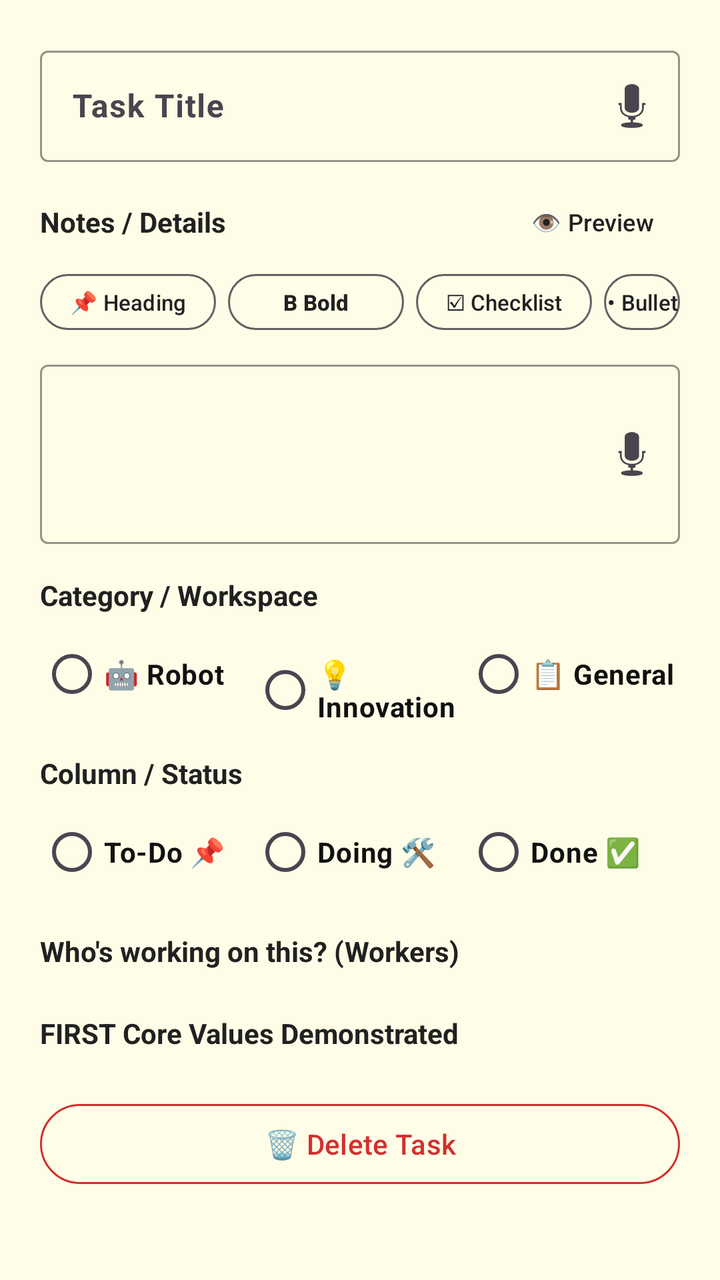
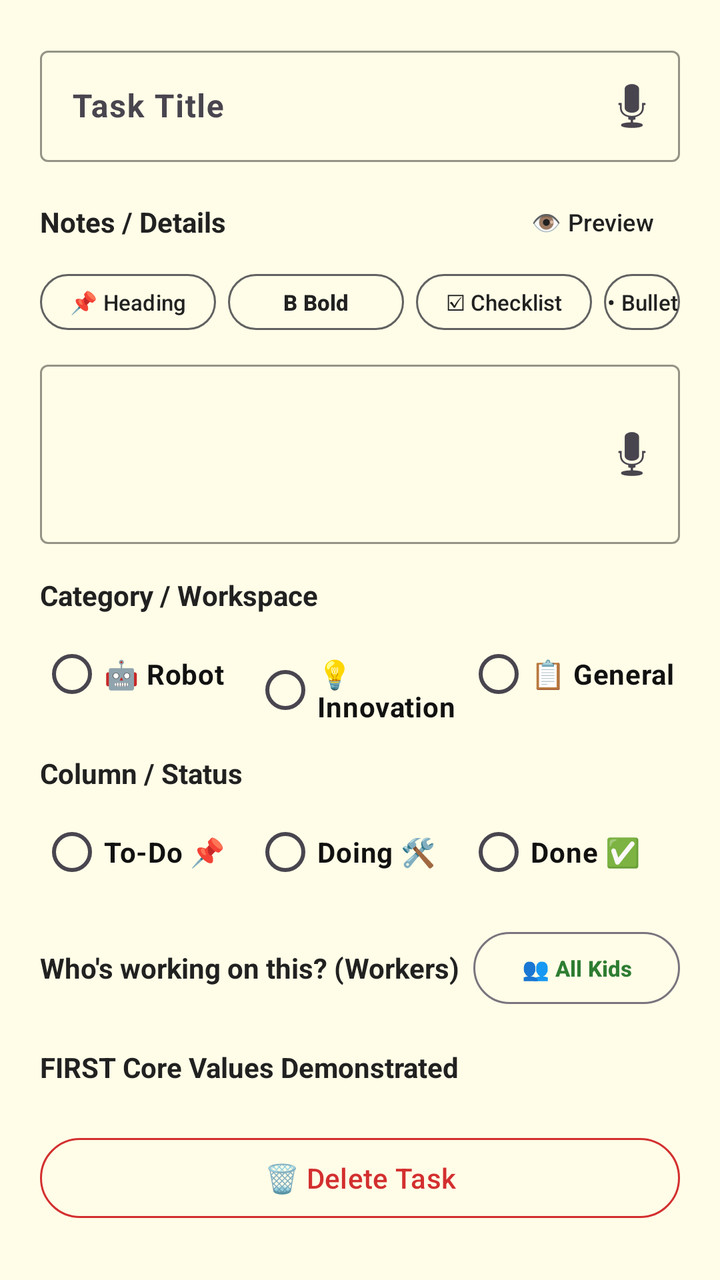

The first picture is an Android layout as it rendered before a commit; the second is the same layout after the commit. The layout source and the unified diff follow.
<!-- AndroidManifest.xml: application theme Theme.PushToGitHub -->
<!-- res/layout/dialog_edit_sticky_note.xml -->
<?xml version="1.0" encoding="utf-8"?>

<ScrollView xmlns:android="http://schemas.android.com/apk/res/android"
    xmlns:app="http://schemas.android.com/apk/res-auto"
    android:layout_width="match_parent"
    android:layout_height="wrap_content"
    android:fillViewport="true"
    android:background="#FFFDE7">

    <LinearLayout
        android:layout_width="match_parent"
        android:layout_height="wrap_content"
        android:orientation="vertical"
        android:padding="20dp">

        <com.google.android.material.textfield.TextInputLayout
            android:id="@+id/layoutTaskTitle"
            android:layout_width="match_parent"
            android:layout_height="wrap_content"
            android:hint="Task Title"
            app:hintTextColor="#212121"
            app:boxStrokeColor="#212121"
            app:endIconMode="custom"
            app:endIconDrawable="@android:drawable/ic_btn_speak_now"
            app:endIconContentDescription="Voice input for title"
            android:layout_marginBottom="12dp">

            <com.google.android.material.textfield.TextInputEditText
                android:id="@+id/inputTaskTitle"
                android:layout_width="match_parent"
                android:layout_height="wrap_content"
                android:textColor="#111111"
                android:textColorHint="#757575"
                android:textSize="16sp"
                android:textStyle="bold"
                android:inputType="textCapSentences" />
        </com.google.android.material.textfield.TextInputLayout>

        
        <LinearLayout
            android:layout_width="match_parent"
            android:layout_height="wrap_content"
            android:orientation="horizontal"
            android:gravity="center_vertical"
            android:paddingBottom="4dp">

            <TextView
                android:layout_width="0dp"
                android:layout_height="wrap_content"
                android:layout_weight="1"
                android:text="Notes / Details"
                android:textSize="14sp"
                android:textStyle="bold"
                android:textColor="#212121" />

            <com.google.android.material.button.MaterialButton
                android:id="@+id/btnTogglePreview"
                style="@style/Widget.Material3.Button.TextButton"
                android:layout_width="wrap_content"
                android:layout_height="36dp"
                android:text="👁️ Preview"
                android:textSize="12sp"
                android:textColor="#212121"
                android:padding="0dp" />

        </LinearLayout>

        
        <LinearLayout
            android:id="@+id/formattingToolbar"
            android:layout_width="match_parent"
            android:layout_height="wrap_content"
            android:orientation="horizontal"
            android:paddingBottom="8dp">

            <com.google.android.material.button.MaterialButton
                android:id="@+id/btnFormatHeading"
                style="@style/Widget.Material3.Button.OutlinedButton"
                android:layout_width="wrap_content"
                android:layout_height="36dp"
                android:text="📌 Heading"
                android:textSize="11sp"
                android:textColor="#212121"
                app:strokeColor="#616161"
                android:padding="0dp"
                android:layout_marginEnd="6dp" />

            <com.google.android.material.button.MaterialButton
                android:id="@+id/btnFormatBold"
                style="@style/Widget.Material3.Button.OutlinedButton"
                android:layout_width="wrap_content"
                android:layout_height="36dp"
                android:text="B Bold"
                android:textSize="11sp"
                android:textColor="#212121"
                app:strokeColor="#616161"
                android:textStyle="bold"
                android:padding="0dp"
                android:layout_marginEnd="6dp" />

            <com.google.android.material.button.MaterialButton
                android:id="@+id/btnFormatChecklist"
                style="@style/Widget.Material3.Button.OutlinedButton"
                android:layout_width="wrap_content"
                android:layout_height="36dp"
                android:text="☑ Checklist"
                android:textSize="11sp"
                android:textColor="#212121"
                app:strokeColor="#616161"
                android:padding="0dp"
                android:layout_marginEnd="6dp" />

            <com.google.android.material.button.MaterialButton
                android:id="@+id/btnFormatBullet"
                style="@style/Widget.Material3.Button.OutlinedButton"
                android:layout_width="wrap_content"
                android:layout_height="36dp"
                android:text="• Bullet"
                android:textSize="11sp"
                android:textColor="#212121"
                app:strokeColor="#616161"
                android:padding="0dp" />

        </LinearLayout>

        
        <FrameLayout
            android:layout_width="match_parent"
            android:layout_height="wrap_content"
            android:layout_marginBottom="16dp">

            
            <com.google.android.material.textfield.TextInputLayout
                android:id="@+id/inputTaskBodyLayout"
                android:layout_width="match_parent"
                android:layout_height="wrap_content"
                app:hintTextColor="#212121"
                app:boxStrokeColor="#212121"
                app:endIconMode="custom"
                app:endIconDrawable="@android:drawable/ic_btn_speak_now"
                app:endIconContentDescription="Voice input for notes">

                <com.google.android.material.textfield.TextInputEditText
                    android:id="@+id/inputTaskBody"
                    android:layout_width="match_parent"
                    android:layout_height="wrap_content"
                    android:textColor="#111111"
                    android:textColorHint="#757575"
                    android:textSize="15sp"
                    android:minLines="3"
                    android:gravity="top"
                    android:inputType="textMultiLine|textCapSentences" />
            </com.google.android.material.textfield.TextInputLayout>

            
            <TextView
                android:id="@+id/textTaskBodyPreview"
                android:layout_width="match_parent"
                android:layout_height="wrap_content"
                android:minHeight="80dp"
                android:background="#FFFFFF"
                android:padding="12dp"
                android:textSize="14sp"
                android:textColor="#111111"
                android:lineSpacingExtra="3dp"
                android:visibility="gone" />

        </FrameLayout>

        <TextView
            android:layout_width="match_parent"
            android:layout_height="wrap_content"
            android:text="Category / Workspace"
            android:textSize="14sp"
            android:textStyle="bold"
            android:textColor="#212121"
            android:paddingBottom="6dp" />

        <RadioGroup
            android:id="@+id/categoryGroup"
            android:layout_width="match_parent"
            android:layout_height="wrap_content"
            android:orientation="horizontal"
            android:layout_marginBottom="16dp">

            <RadioButton
                android:id="@+id/radioCatRobot"
                android:layout_width="0dp"
                android:layout_height="wrap_content"
                android:layout_weight="1"
                android:text="🤖 Robot"
                android:textColor="#111111"
                android:textStyle="bold" />

        <RadioButton
            android:id="@+id/radioCatInnovation"
            android:layout_width="0dp"
            android:layout_height="wrap_content"
            android:layout_weight="1"
            android:text="💡 Innovation"
            android:textColor="#111111"
            android:textStyle="bold" />

        <RadioButton
            android:id="@+id/radioCatGeneral"
            android:layout_width="0dp"
            android:layout_height="wrap_content"
            android:layout_weight="1"
            android:text="📋 General"
            android:textColor="#111111"
            android:textStyle="bold" />
    </RadioGroup>

    <TextView
        android:layout_width="match_parent"
        android:layout_height="wrap_content"
        android:text="Column / Status"
        android:textSize="14sp"
        android:textStyle="bold"
        android:textColor="#212121"
        android:paddingBottom="6dp" />

    <RadioGroup
        android:id="@+id/columnGroup"
        android:layout_width="match_parent"
        android:layout_height="wrap_content"
        android:orientation="horizontal"
        android:layout_marginBottom="16dp">

        <RadioButton
            android:id="@+id/radioTodo"
            android:layout_width="0dp"
            android:layout_height="wrap_content"
            android:layout_weight="1"
            android:text="To-Do 📌"
            android:textColor="#111111"
            android:textStyle="bold" />

        <RadioButton
            android:id="@+id/radioDoing"
            android:layout_width="0dp"
            android:layout_height="wrap_content"
            android:layout_weight="1"
            android:text="Doing 🛠️"
            android:textColor="#111111"
            android:textStyle="bold" />

        <RadioButton
            android:id="@+id/radioDone"
            android:layout_width="0dp"
            android:layout_height="wrap_content"
            android:layout_weight="1"
            android:text="Done ✅"
            android:textColor="#111111"
            android:textStyle="bold" />
    </RadioGroup>

    <TextView
        android:layout_width="match_parent"
        android:layout_height="wrap_content"
        android:text="Who's working on this? (Workers)"
        android:textSize="14sp"
        android:textStyle="bold"
        android:textColor="#212121"
        android:paddingBottom="6dp" />

    <com.google.android.material.chip.ChipGroup
        android:id="@+id/ownerChipsGroup"
        android:layout_width="match_parent"
        android:layout_height="wrap_content"
        android:layout_marginBottom="16dp"
        app:singleSelection="false" />

    <TextView
        android:layout_width="match_parent"
        android:layout_height="wrap_content"
        android:text="FIRST Core Values Demonstrated"
        android:textSize="14sp"
        android:textStyle="bold"
        android:textColor="#212121"
        android:paddingBottom="6dp" />

    <com.google.android.material.chip.ChipGroup
        android:id="@+id/coreValueChipsGroup"
        android:layout_width="match_parent"
        android:layout_height="wrap_content"
        android:layout_marginBottom="16dp"
        app:singleSelection="false" />

    <com.google.android.material.button.MaterialButton
        android:id="@+id/buttonDeleteCard"
        style="@style/Widget.Material3.Button.OutlinedButton"
        android:layout_width="match_parent"
        android:layout_height="wrap_content"
        android:text="🗑️ Delete Task"
        android:textColor="#D32F2F"
        app:strokeColor="#D32F2F" />

    </LinearLayout>
</ScrollView>
<!-- resources referenced by this layout -->
<resources>
  <style name="Theme.PushToGitHub" parent="Theme.Material3.DayNight.NoActionBar">
          <item name="colorPrimary">@color/brand_primary</item>
          <item name="colorOnPrimary">@color/white</item>
          <item name="android:statusBarColor">@color/brand_primary</item>
      </style>
  <color name="brand_primary">#2E7D32</color>
  <color name="white">#FFFFFF</color>
</resources>

<!-- the commit's change to res/layout/dialog_edit_sticky_note.xml (unified diff, before → after) -->
@@ -255,14 +255,36 @@
             android:textStyle="bold" />
     </RadioGroup>
 
-    <TextView
-        android:layout_width="match_parent"
-        android:layout_height="wrap_content"
-        android:text="Who's working on this? (Workers)"
-        android:textSize="14sp"
-        android:textStyle="bold"
-        android:textColor="#212121"
-        android:paddingBottom="6dp" />
+    <LinearLayout
+        android:layout_width="match_parent"
+        android:layout_height="wrap_content"
+        android:orientation="horizontal"
+        android:gravity="center_vertical"
+        android:paddingBottom="6dp">
+
+        <TextView
+            android:layout_width="0dp"
+            android:layout_height="wrap_content"
+            android:layout_weight="1"
+            android:text="Who's working on this? (Workers)"
+            android:textSize="14sp"
+            android:textStyle="bold"
+            android:textColor="#212121" />
+
+        <com.google.android.material.button.MaterialButton
+            android:id="@+id/btnToggleAllKids"
+            style="@style/Widget.Material3.Button.OutlinedButton"
+            android:layout_width="wrap_content"
+            android:layout_height="36dp"
+            android:text="👥 All Kids"
+            android:textSize="11sp"
+            android:textStyle="bold"
+            android:paddingStart="10dp"
+            android:paddingEnd="10dp"
+            android:insetTop="0dp"
+            android:insetBottom="0dp" />
+
+    </LinearLayout>
 
     <com.google.android.material.chip.ChipGroup
         android:id="@+id/ownerChipsGroup"
